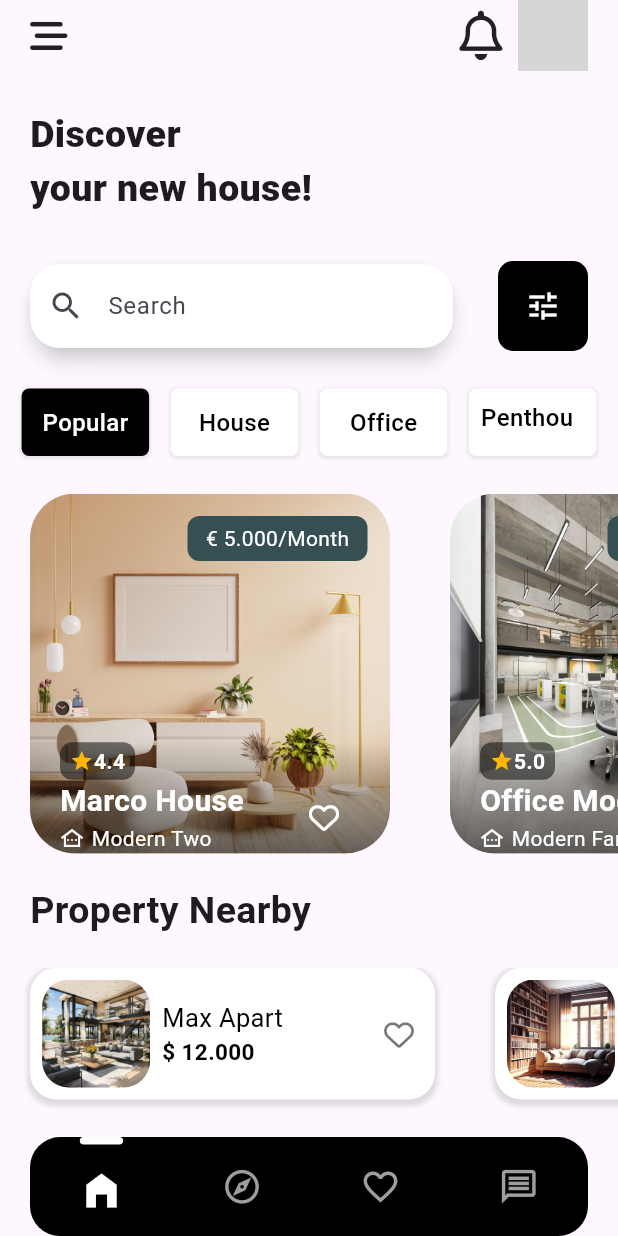
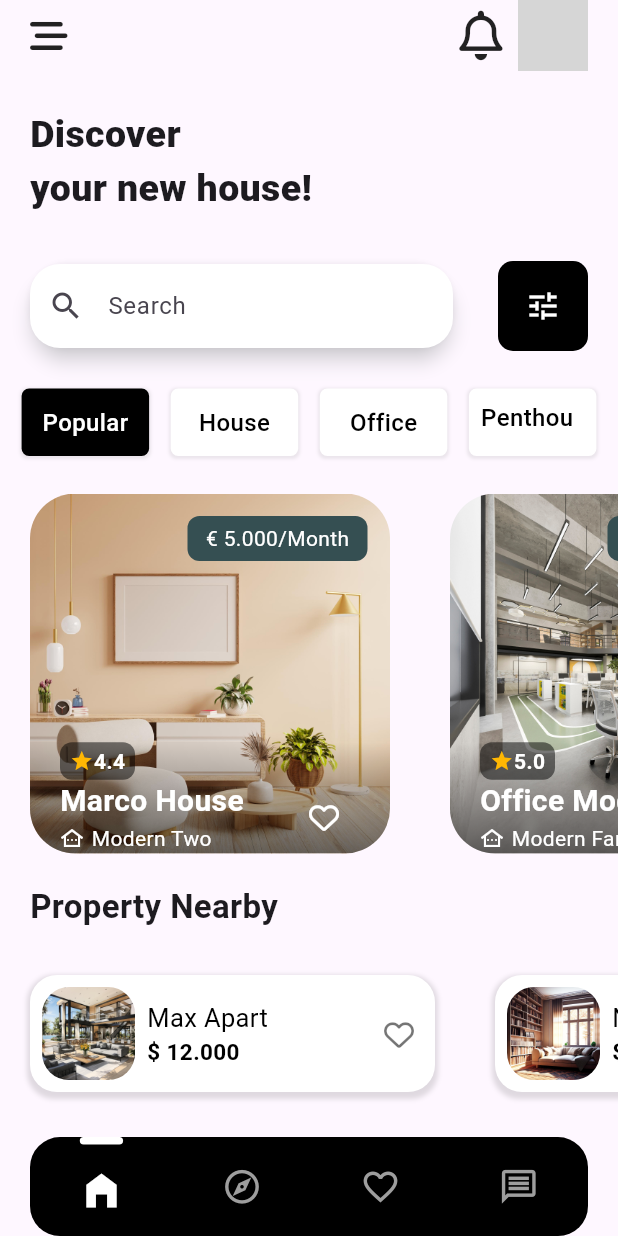
Before and after one commit to jhongo/Flutter_Rental_App, a Flutter app: the screen it shows after launch, on a phone screen of 412 x 824 dp. Run offline on Flutter 3.47's test engine with Material 3 defaults, Android fonts, the phone set to English and light mode, and no system bars; our stand-ins replace flutter_riverpod, font_awesome_flutter; network calls fail; grey boxes are pictures that could not be loaded.

Commit message:
🚧 [ADD] : Refactoring code
[ADD] : Refactoring code

```diff
--- a/lib/presentation/screens/home_screen/widgets/list_nearby.dart
+++ b/lib/presentation/screens/home_screen/widgets/list_nearby.dart
@@ -16,7 +16,7 @@ class ListNearby extends StatelessWidget {
           itemBuilder:(context, index) {
             final nearbyItem = nearby[index];
             return  Padding(
-              padding:const EdgeInsets.fromLTRB(20, 0, 20, 25),
+              padding:const EdgeInsets.fromLTRB(20, 10, 20, 30),
               child: SizedBox(
                 width: 270,
                 // height: 50,
--- a/lib/presentation/screens/home_screen/widgets/title_neaby.dart
+++ b/lib/presentation/screens/home_screen/widgets/title_neaby.dart
@@ -11,7 +11,7 @@ class TitleWidget extends StatelessWidget {
       child: Padding(
         padding: EdgeInsets.symmetric(horizontal: 20, vertical: 20),
         child: SizedBox(
-          child: Text('Property Nearby', style: TextStyle( fontSize: 25, fontWeight: FontWeight.bold ), ),
+          child: Text('Property Nearby', style: TextStyle( fontSize: 22, fontWeight: FontWeight.bold ), ),
         ),
       ),
     );
```
